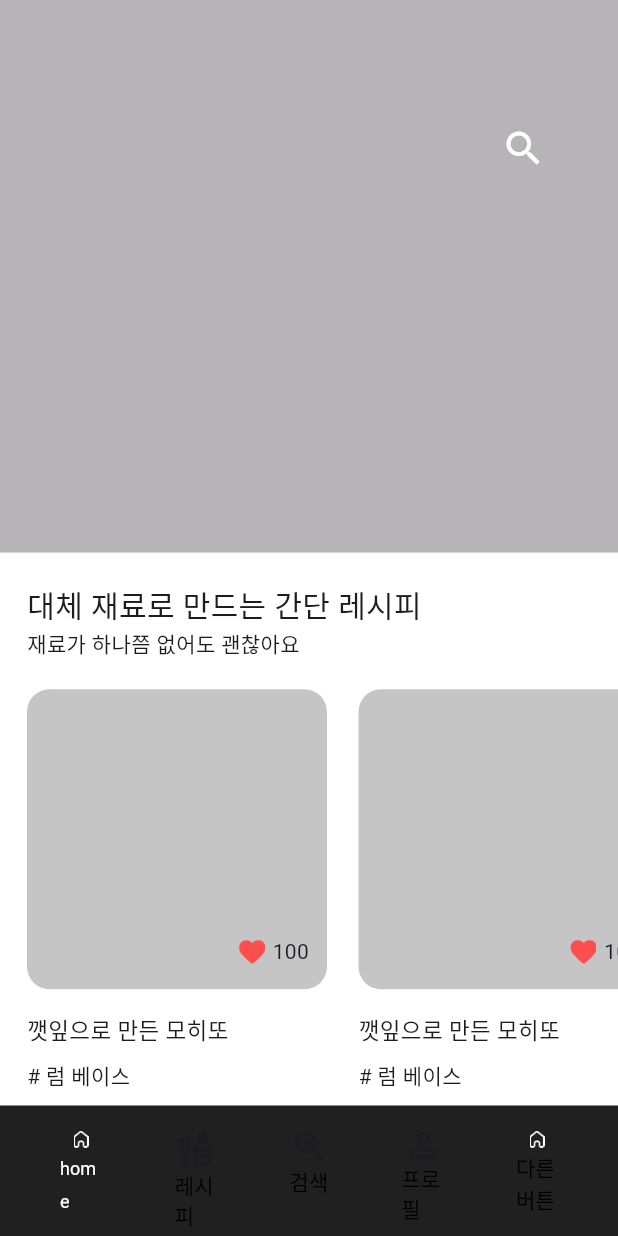
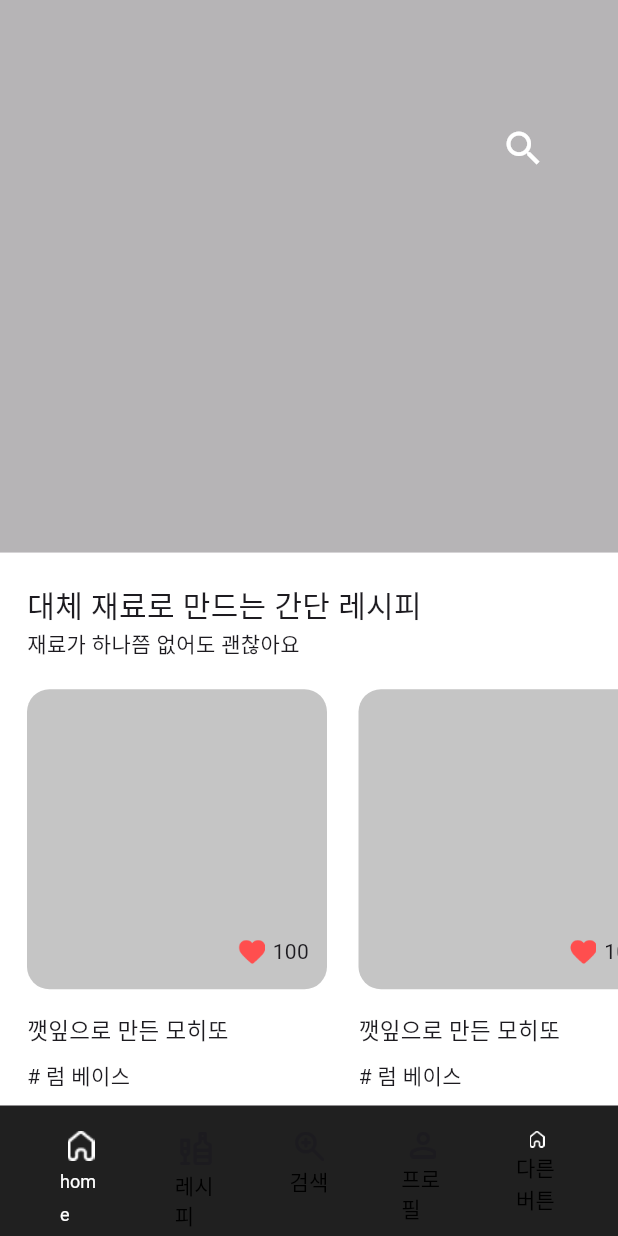
Before and after one commit to ketchup0211/DevKor-cocktailApp, a Flutter app: the screen it shows after launch, on a phone screen of 412 x 824 dp. Run offline on Flutter 3.47's test engine with Material 3 defaults, Android fonts, the phone set to English and light mode, and no system bars; Roboto replaces fonts that are missing (Pretendard).

Commit message:
[fix] yaml 수정

```diff
--- a/lib/main.dart
+++ b/lib/main.dart
@@ -64,7 +64,6 @@ class _MyAppState extends State<MyApp> {
                       children: [
                         Image.asset(
                           'assets/images/fill_home.png',
-                          scale: isClicked ? 1.9 : 1.8,
                         ),
                         const SizedBox(
                           height: 3,
--- a/pubspec.yaml
+++ b/pubspec.yaml
@@ -83,11 +83,6 @@ flutter:
   #       - asset: fonts/TrajanPro.ttf
   #       - asset: fonts/TrajanPro_Bold.ttf
   #         weight: 700
-  fonts:
-    - family: Pretendard
-      fonts:
-        - asset: assets/font/Pretendard/Pretendard-Medium.ttf
-          weight: 400
   #
   # For details regarding fonts from package dependencies,
   # see https://flutter.dev/custom-fonts/#from-packages
```
